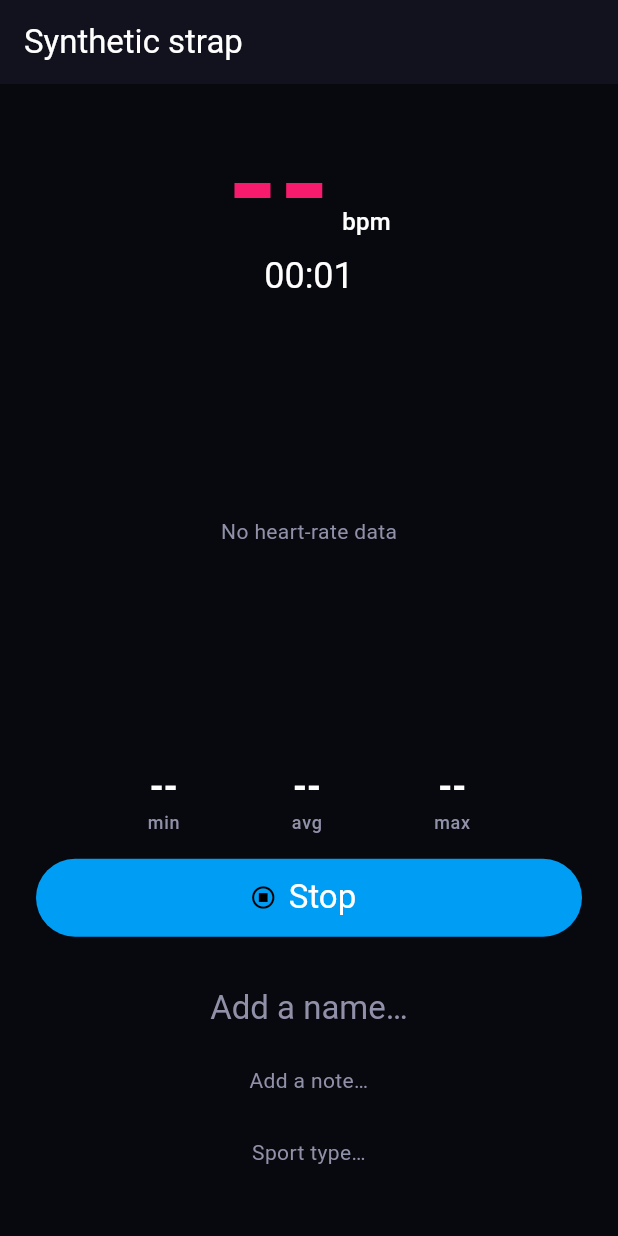
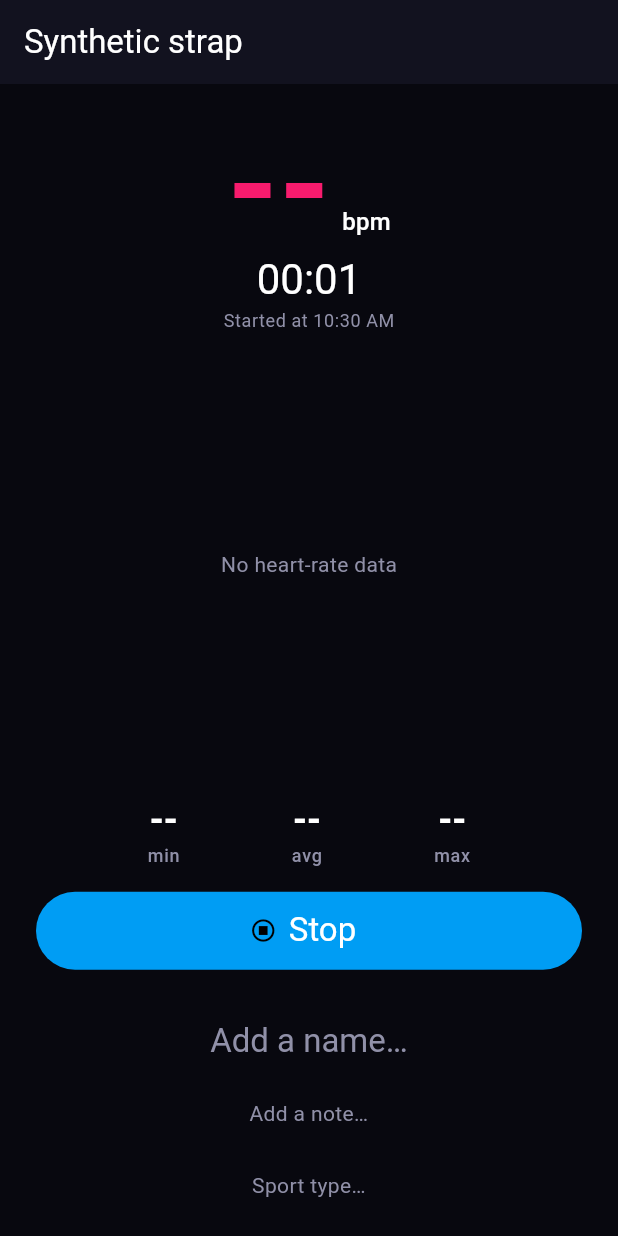
Before and after one commit to ubershmekel/cardiorounds, a Flutter app: the RecordingScreen screen opened directly with empty values, on a phone screen of 412 x 824 dp. Run offline on Flutter 3.47's test engine with Material 3 defaults, Android fonts, the phone set to English and light mode, and no system bars; our stand-ins replace device_info_plus, drift, drift_flutter, file_picker, flutter_blue_plus, flutter_riverpod and 3 more; accounts and stored records are empty; generated files the repository leaves out were written again; statements that could not run were skipped.

Commit message:
Add start time display beneath elapsed time in the recording UI

```diff
--- a/app/lib/features/recording/recording_screen.dart
+++ b/app/lib/features/recording/recording_screen.dart
@@ -34,6 +34,13 @@ class _RecordingScreenState extends ConsumerState<RecordingScreen> {
     final mm = m.toString().padLeft(2, '0');
     final ss = s.toString().padLeft(2, '0');
     return h > 0 ? '$h:$mm:$ss' : '$mm:$ss';
+  }
+
+  String _formatStartTime(BuildContext context, DateTime startedAt) {
+    return MaterialLocalizations.of(context).formatTimeOfDay(
+      TimeOfDay.fromDateTime(startedAt),
+      alwaysUse24HourFormat: MediaQuery.alwaysUse24HourFormatOf(context),
+    );
   }
 
   String _formatSignalAge(Duration d) {
@@ -211,11 +218,9 @@ class _RecordingScreenState extends ConsumerState<RecordingScreen> {
             Text('bpm', style: Theme.of(context).textTheme.titleMedium),
           ],
         ),
-        Center(
-          child: Text(
-            _formatElapsed(state.elapsed),
-            style: Theme.of(context).textTheme.headlineSmall,
-          ),
+        _RecordingTimeHeader(
+          elapsed: _formatElapsed(state.elapsed),
+          startTime: _formatStartTime(context, state.startedAt),
         ),
         // Only renders when >1 athlete exists; lets a coach say whose strap this
         // single stream is before the multi-device layout would show it inline.
@@ -314,11 +319,9 @@ class _RecordingScreenState extends ConsumerState<RecordingScreen> {
     return Column(
       crossAxisAlignment: CrossAxisAlignment.stretch,
       children: [
-        Center(
-          child: Text(
-            _formatElapsed(state.elapsed),
-            style: Theme.of(context).textTheme.headlineSmall,
-          ),
+        _RecordingTimeHeader(
+          elapsed: _formatElapsed(state.elapsed),
+          startTime: _formatStartTime(context, state.startedAt),
         ),
         const SizedBox(height: 16),
         for (final device in state.devices) ...[
@@ -375,6 +378,30 @@ class _RecordingScreenState extends ConsumerState<RecordingScreen> {
           style: Theme.of(context).textTheme.titleLarge,
         ),
       ),
+    );
+  }
+}
+
+class _RecordingTimeHeader extends StatelessWidget {
+  const _RecordingTimeHeader({required this.elapsed, required this.startTime});
+
+  final String elapsed;
+  final String startTime;
+
+  @override
+  Widget build(BuildContext context) {
+    final theme = Theme.of(context);
+    return Column(
+      children: [
+        Text(elapsed, style: theme.textTheme.headlineMedium),
+        const SizedBox(height: 2),
+        Text(
+          'Started at $startTime',
+          style: theme.textTheme.bodySmall?.copyWith(
+            color: theme.colorScheme.onSurfaceVariant,
+          ),
+        ),
+      ],
     );
   }
 }
```
Also changed, not shown: 1 other file.
